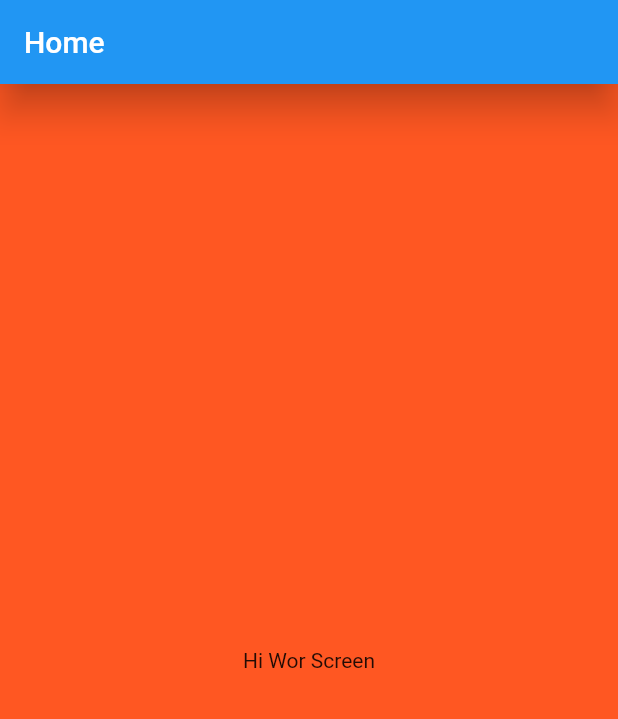
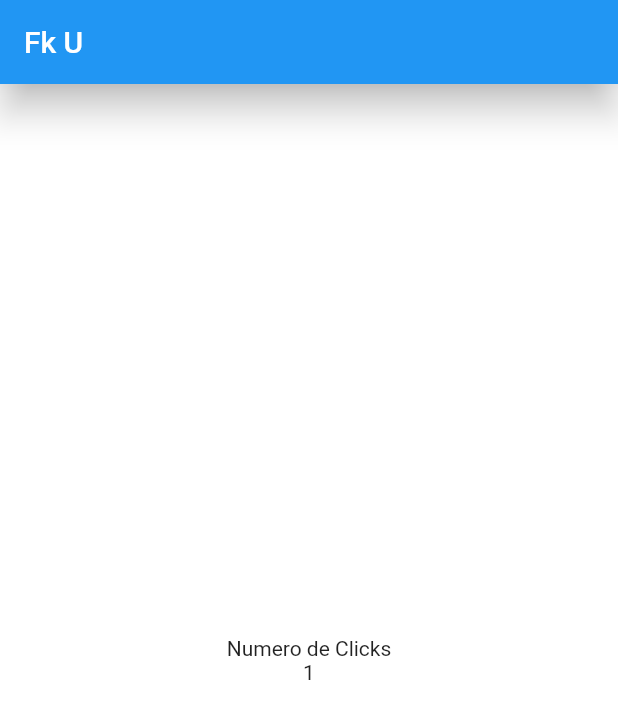
Before and after one commit to crgiosk/curso-flutter, a Flutter app: the screen it shows after launch, on a phone screen of 412 x 824 dp. Shown: the top 719 px of the screen. Run offline on Flutter 3.47's test engine with Material 2 defaults, Android fonts, the light colour scheme and no system bars.

Commit message:
Aling views

```diff
--- a/my_app/my_owner_app/my_owner_app_counter/lib/screens/home_screen.dart
+++ b/my_app/my_owner_app/my_owner_app_counter/lib/screens/home_screen.dart
@@ -5,14 +5,23 @@ class HomeScreen extends StatelessWidget {
 
   @override
   Widget build(BuildContext context) {
-    return  Scaffold(
+    return Scaffold(
       appBar: AppBar(
-        title: const Text("Home"),
+        title: const Text("Fk U"),
         elevation: 10.0,
       ),
-      backgroundColor: Colors.deepOrange,
-      body: const Center(
-        child: Text("Hi Wor Screen"),
+      backgroundColor: Colors.white,
+      body: Center(
+        child: Column(
+          //mainAxis es alineacion vertical solamente
+          mainAxisAlignment: MainAxisAlignment.center,
+          //crossAxisAlignment es alineacion horizontal solamente
+          //crossAxisAlignment: CrossAxisAlignment.center,
+          //mainAxisSize: MainAxisSize.max,
+          children: const <Widget>[
+            Text("Numero de Clicks"), Text("1")
+          ],
+        ),
       ),
     );
   }
```
